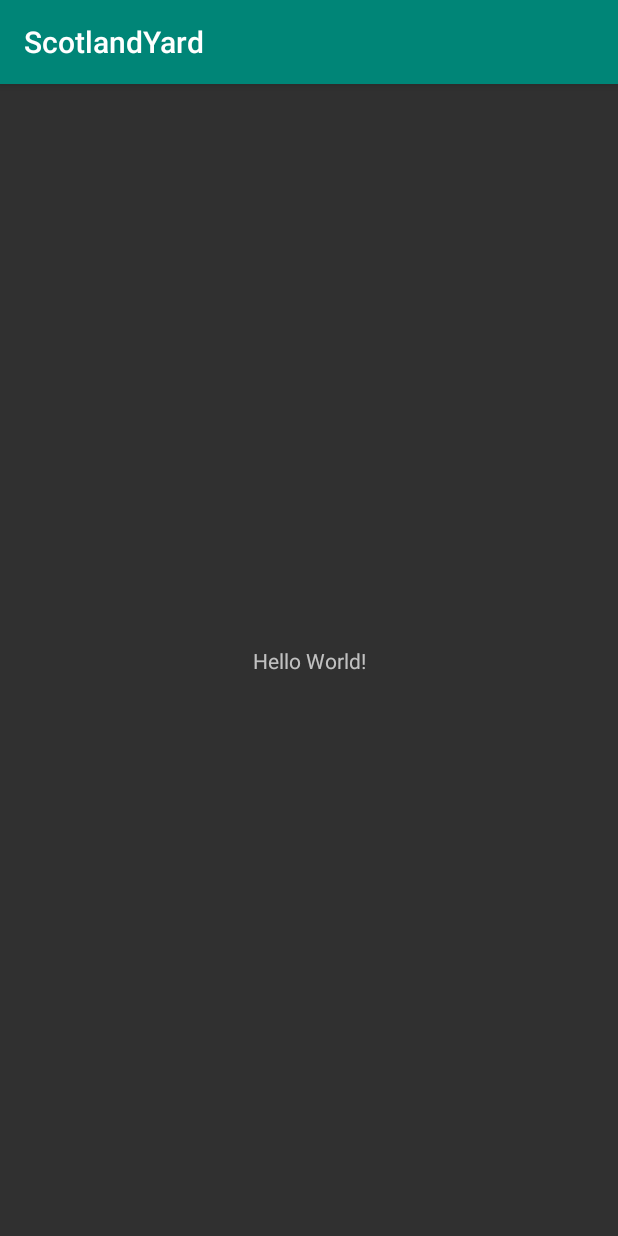
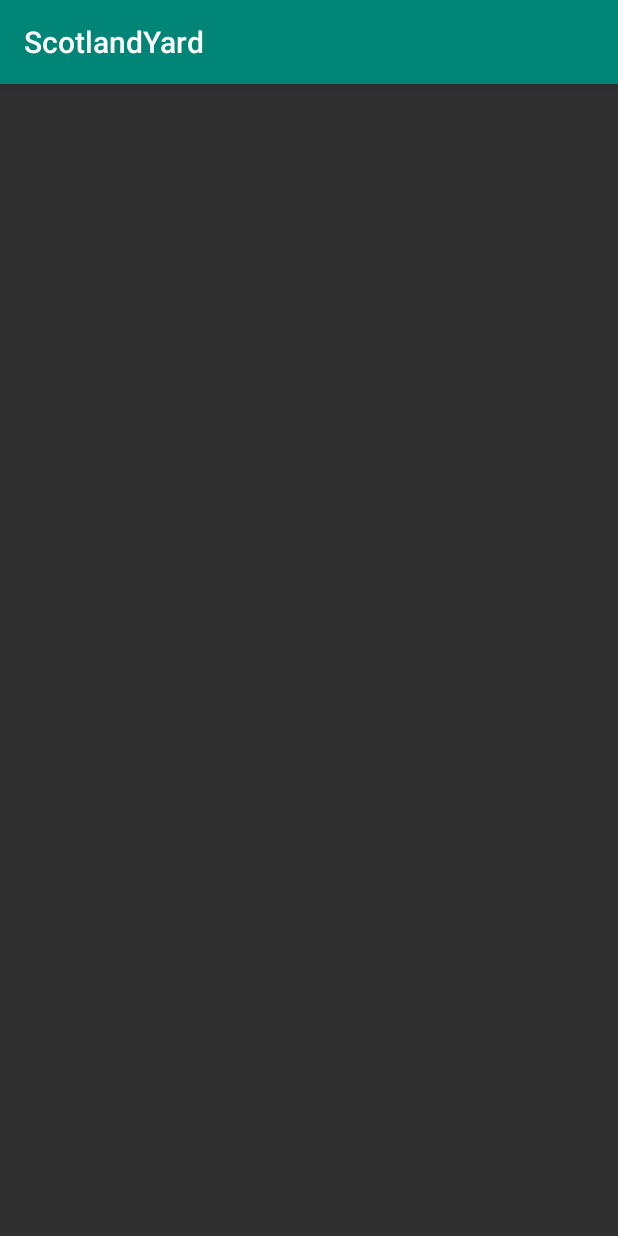
Before and after one commit to s1lobnig/DI-4_ScotlandYard, an Android app: the MainActivity screen opened directly, with no data from a screen before it, on a phone screen of 412 x 824 dp. Run offline under Robolectric (Android 15) with nearby library versions, the phone set to English and light mode, and no system bars.

Commit message:
Comments updated

```diff
--- a/app/src/debug/res/values/google_maps_api.xml
+++ b/app/src/debug/res/values/google_maps_api.xml
@@ -1,6 +1,6 @@
 <resources>
     <!--
-    TODO: Before you run your application, you need a Google Maps API key.
+    Before you run your application, you need a Google Maps API key.
 
     To get one, follow this link, follow the directions and press "Create" at the end:
 
--- a/app/src/main/java/com/example/scotlandyard/GameMap.java
+++ b/app/src/main/java/com/example/scotlandyard/GameMap.java
@@ -35,7 +35,7 @@ public class GameMap extends FragmentActivity implements OnMapReadyCallback {
      * Manipulates the map once available.
      * This callback is triggered when the map is ready to be used.
      * This is where we can add markers or lines, add listeners or move the camera. In this case,
-     * we just add a marker near Sydney, Australia.
+     * we just add a marker at the University Klagenfurt.
      * If Google Play services is not installed on the device, the user will be prompted to install
      * it inside the SupportMapFragment. This method will only be triggered once the user has
      * installed Google Play services and returned to the app.
@@ -72,7 +72,7 @@ public class GameMap extends FragmentActivity implements OnMapReadyCallback {
 
         // 20% padding
         int padding = (int) (width * 0.20);
-        // Add a marker in Sydney and move the camera
+        // Add a marker at the University Klagenfurt and move the camera
         LatLng aau = new LatLng(46.616389, 14.265);
         float zoom_factor = 16f;
         mMap.addMarker(new MarkerOptions().position(aau).title("Marker in AAU"));
--- a/app/src/main/res/layout/activity_main.xml
+++ b/app/src/main/res/layout/activity_main.xml
@@ -4,15 +4,4 @@
     xmlns:tools="http://schemas.android.com/tools"
     android:layout_width="match_parent"
     android:layout_height="match_parent"
-    tools:context=".MainActivity">
-
-    <TextView
-        android:layout_width="wrap_content"
-        android:layout_height="wrap_content"
-        android:text="Hello World!"
-        app:layout_constraintBottom_toBottomOf="parent"
-        app:layout_constraintLeft_toLeftOf="parent"
-        app:layout_constraintRight_toRightOf="parent"
-        app:layout_constraintTop_toTopOf="parent" />
-
-</android.support.constraint.ConstraintLayout>
+    tools:context=".MainActivity"/>
```
